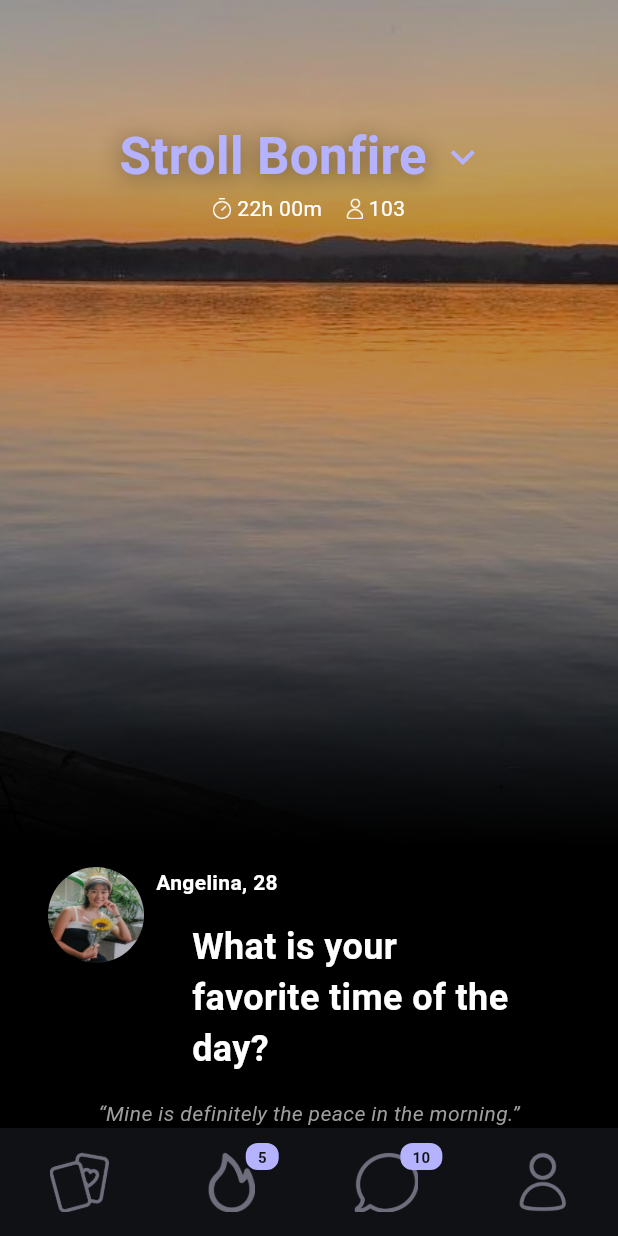
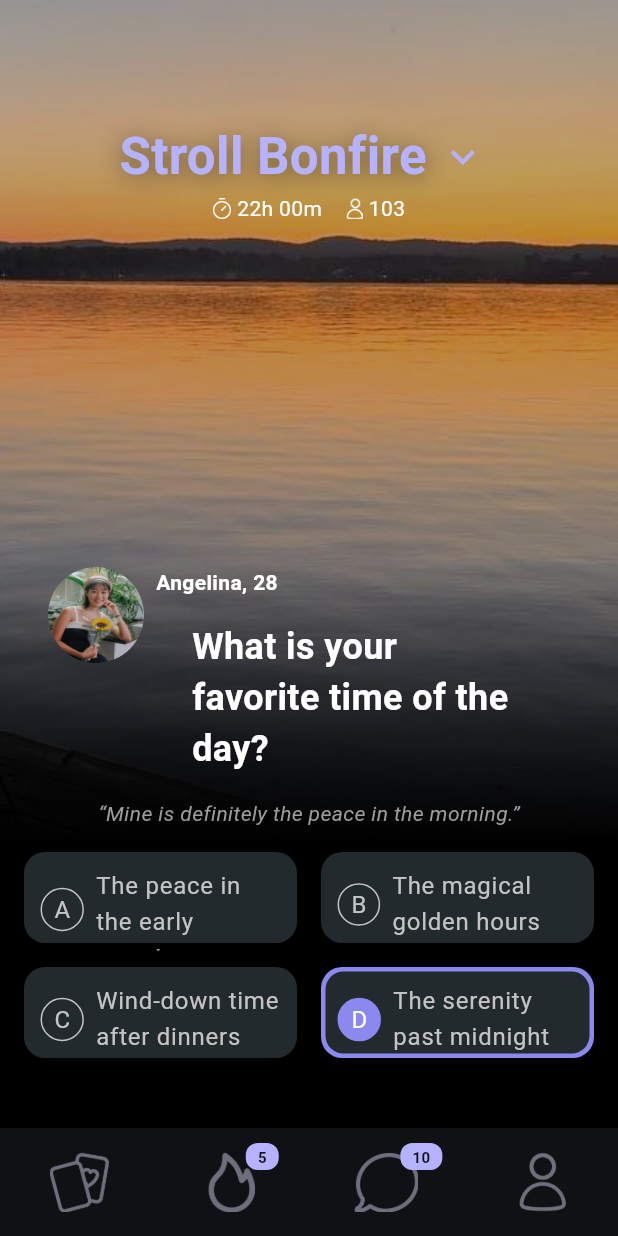
Before and after one commit to asheshpaul/stroll_task, a Flutter app: the screen it shows after launch, on a phone screen of 412 x 824 dp. Run offline on Flutter 3.47's test engine with Material 3 defaults, Android fonts, the phone set to English and light mode, and no system bars.

Commit message:
option selection section added

```diff
--- a/lib/presentation/ui/atoms/colors.dart
+++ b/lib/presentation/ui/atoms/colors.dart
@@ -7,6 +7,8 @@ class AppColors{
   static Color get onPrimary => dark;
 
   static Color get navBG => dark;
+  static Color get optionBG => Color(0xFF232A2E);
+  static Color get optionFG => Color(0xFFC4C4C4);
   static Color get badgeBG => Color(0xFFB5B2FF);
   static Color get badgeFG => dark;
 
--- a/lib/presentation/ui/atoms/styles.dart
+++ b/lib/presentation/ui/atoms/styles.dart
@@ -21,6 +21,12 @@ class AppTextStyles {
     fontWeight: FontWeight.bold,
   );
 
+  static TextStyle optionTextStyle(Color? color) => TextStyle(
+    color: color ?? AppColors.optionFG,
+    fontSize: 16,
+    fontWeight: FontWeight.w400,
+  );
+
   static TextStyle get badgeTextStyle => TextStyle(
     color: AppColors.badgeFG,
     fontSize: 10,
--- a/lib/presentation/ui/atoms/texts/option_text.dart
+++ b/lib/presentation/ui/atoms/texts/option_text.dart
@@ -1,16 +1,19 @@
 import 'package:flutter/material.dart';
+import 'package:stroll_task/presentation/ui/atoms/styles.dart';
 
 import '../text_atom.dart';
 
 class OptionText extends StatelessWidget {
   final String text;
+  final Color? color;
 
-  const OptionText({super.key, required this.text});
+  const OptionText({super.key, required this.text, this.color});
 
   @override
   Widget build(BuildContext context) {
     return TextAtom(
       text: text,
+      style: AppTextStyles.optionTextStyle(color),
     );
   }
 }
--- a/lib/presentation/ui/molecules/option_button.dart
+++ b/lib/presentation/ui/molecules/option_button.dart
@@ -1,21 +1,57 @@
 import 'package:flutter/material.dart';
-import 'package:stroll_task/presentation/ui/atoms/text_atom.dart';
-import 'package:stroll_task/presentation/ui/atoms/texts/option_text.dart';
+
+import '../atoms/colors.dart';
+import '../atoms/texts/option_text.dart';
 
 class OptionButton extends StatelessWidget {
-  final String optionNumber, optionText;
+  const OptionButton(
+      {super.key,
+      required this.option,
+      required this.optionNo,
+      required this.selected});
 
-  const OptionButton(
-      {super.key, required this.optionText, required this.optionNumber});
+  final String option;
+  final String optionNo;
+  final bool selected;
 
   @override
   Widget build(BuildContext context) {
-    return Card(
-      child: ListTile(
-        leading: CircleAvatar(
-          child: TextAtom(text: optionNumber),
+    return GestureDetector(
+      onTap: () {
+        ScaffoldMessenger.of(context).showSnackBar(
+          SnackBar(content: Text('You selected: $option')),
+        );
+      },
+      child: Container(
+        decoration: BoxDecoration(
+          color: selected ? AppColors.primary : AppColors.optionBG,
+          borderRadius: BorderRadius.circular(14),
         ),
-        title: OptionText(text: optionText),
+        child: Card(
+          margin: EdgeInsets.all(3),
+          elevation: 0,
+          color: AppColors.optionBG,
+          child: ListTile(
+            contentPadding: EdgeInsets.symmetric(horizontal: 8),
+            horizontalTitleGap: 8,
+            leading: Container(
+              padding: EdgeInsets.all(8),
+              decoration: BoxDecoration(
+                color: selected ? AppColors.primary : Colors.transparent,
+                shape: BoxShape.circle,
+                border: Border.all(
+                  color: selected ? AppColors.primary : AppColors.optionFG,
+                  // width: 2.0,
+                ),
+              ),
+              child: OptionText(
+                text: optionNo,
+                color: selected ? AppColors.white : null,
+              ),
+            ),
+            title: OptionText(text: option),
+          ),
+        ),
       ),
     );
   }
--- a/lib/presentation/ui/organisms/option_selection_section.dart
+++ b/lib/presentation/ui/organisms/option_selection_section.dart
@@ -3,33 +3,34 @@ import 'package:flutter/material.dart';
 import '../molecules/option_button.dart';
 
 class OptionSelectionSection extends StatelessWidget {
-  const OptionSelectionSection({super.key});
+  const OptionSelectionSection({super.key, required this.questions});
+
+  final Map<String, String> questions;
 
   @override
   Widget build(BuildContext context) {
-    return Column(
-      children: [
-        // _buildRow(
-        //   optionNumber1: optionNumberA,
-        //   optionText1: optionTextA,
-        //   optionNumber2: optionNumberB,
-        //   optionText2: optionTextB,
-        // ),
-      ],
-    );
-  }
+    return SizedBox(
+      height: 200,
+      child: GridView.builder(
+        padding: EdgeInsets.all(16),
+        gridDelegate: const SliverGridDelegateWithFixedCrossAxisCount(
+          crossAxisCount: 2,
+          crossAxisSpacing: 16,
+          mainAxisSpacing: 16,
+          childAspectRatio: 3,
+        ),
+        itemCount: questions.length,
+        itemBuilder: (context, index) {
+          String qNo = questions.keys.elementAt(index);
+          String question = questions[qNo]!;
 
-  Row _buildRow({
-    required String optionText1,
-    required String optionNumber1,
-    required String optionText2,
-    required String optionNumber2,
-  }) {
-    return Row(
-      children: [
-        OptionButton(optionNumber: optionNumber1, optionText: optionText1),
-        OptionButton(optionNumber: optionNumber2, optionText: optionText2),
-      ],
+          return OptionButton(
+            option: question,
+            optionNo: qNo,
+            selected: index == 3,
+          );
+        },
+      ),
     );
   }
 }
--- a/lib/presentation/ui/pages/option_selection_page.dart
+++ b/lib/presentation/ui/pages/option_selection_page.dart
@@ -23,6 +23,13 @@ class OptionSelectionPage extends StatelessWidget {
     final String userIconPath = 'assets/images/users.png';
     final String usersCount = '103';
 
+    final Map<String, String> questions = {
+      'A': 'The peace in the early mornings',
+      'B': 'The magical golden hours',
+      'C': 'Wind-down time after dinners',
+      'D': 'The serenity past midnight',
+    };
+
     return Scaffold(
       body: OptionSelectionTemplate(
         bgImagePath: 'assets/images/background.jpeg',
@@ -35,6 +42,7 @@ class OptionSelectionPage extends StatelessWidget {
         nameAgeText: 'Angelina, 28',
         questionText: 'What is your favorite time of the day?',
         answerText: '“Mine is definitely the peace in the morning.”',
+        questions: questions,
       ),
       bottomNavigationBar: BottomNavbarSection(
         iconPaths: iconPaths,
--- a/lib/presentation/ui/templates/option_selection_template.dart
+++ b/lib/presentation/ui/templates/option_selection_template.dart
@@ -1,6 +1,7 @@
 import 'package:flutter/material.dart';
 import 'package:stroll_task/presentation/ui/organisms/header_section.dart';
 import '../organisms/base_content_section.dart';
+import '../organisms/option_selection_section.dart';
 import '../organisms/profile_with_question_section.dart';
 
 class OptionSelectionTemplate extends StatelessWidget {
@@ -14,6 +15,7 @@ class OptionSelectionTemplate extends StatelessWidget {
       nameAgeText,
       questionText,
       answerText;
+  final Map<String, String> questions;
 
   const OptionSelectionTemplate({
     super.key,
@@ -27,6 +29,7 @@ class OptionSelectionTemplate extends StatelessWidget {
     required this.nameAgeText,
     required this.questionText,
     required this.answerText,
+    required this.questions,
   });
 
   @override
@@ -49,6 +52,7 @@ class OptionSelectionTemplate extends StatelessWidget {
           questionText: questionText,
           answerText: answerText,
         ),
+        OptionSelectionSection(questions: questions),
       ],
     );
   }
```
